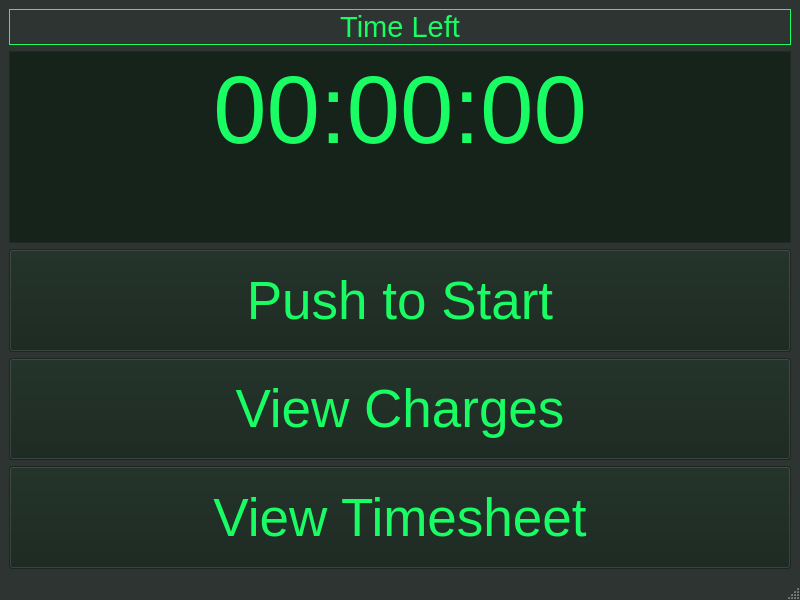
The window that mainwindow.ui (evanblough/timesheet_app) describes before a commit, drawn with Qt 5.
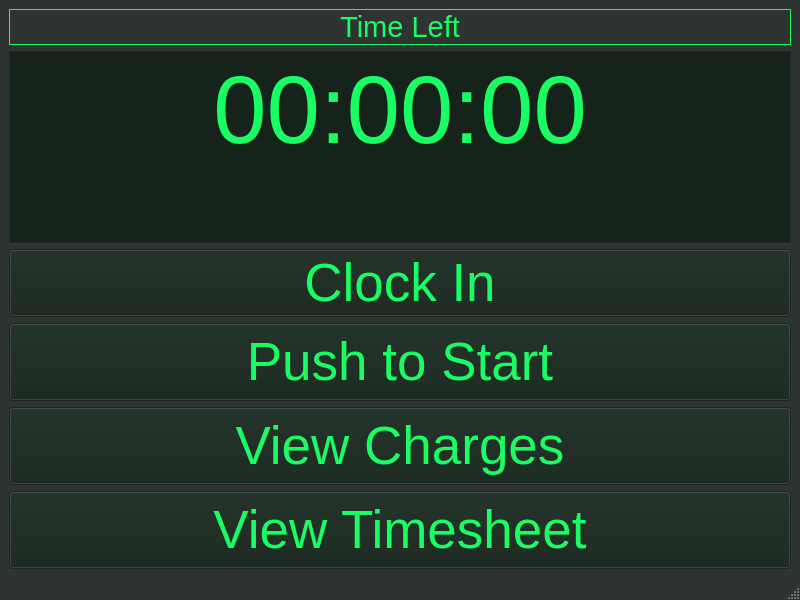
The same window after the commit.

```diff
--- a/mainwindow.ui
+++ b/mainwindow.ui
@@ -999,6 +999,18 @@
       </property>
      </widget>
     </item>
+    <item>
+     <widget class="QPushButton" name="clock_in_button">
+      <property name="font">
+       <font>
+        <pointsize>40</pointsize>
+       </font>
+      </property>
+      <property name="text">
+       <string>Clock In</string>
+      </property>
+     </widget>
+    </item>
     <item>
      <widget class="QPushButton" name="pushButton">
       <property name="sizePolicy">
```
